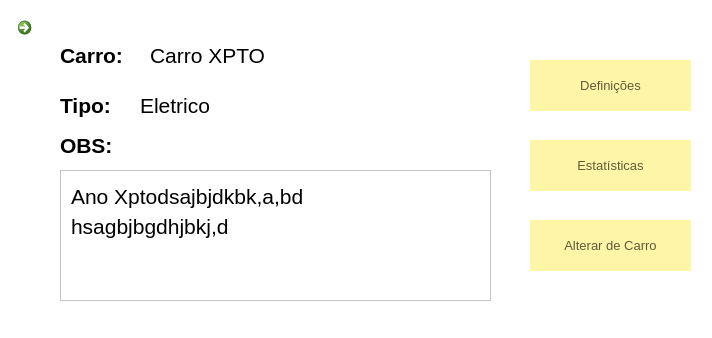
First picture: the form in FSIPLeiria/vercarro.ui, repository tatianascgil/Projeto_Informatico_Formula_Student_Barramento_CAN, before the edit.
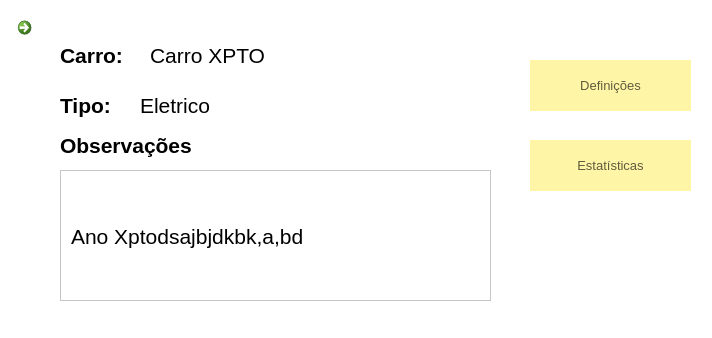
Second picture: the form after the edit. Icons and pictures are not drawn.

What changed in the file:
```diff
--- a/FSIPLeiria/vercarro.ui
+++ b/FSIPLeiria/vercarro.ui
@@ -95,43 +95,6 @@
     <string>Estatísticas</string>
    </property>
   </widget>
-  <widget class="QPushButton" name="btnAlterarCarro">
-   <property name="geometry">
-    <rect>
-     <x>530</x>
-     <y>220</y>
-     <width>161</width>
-     <height>51</height>
-    </rect>
-   </property>
-   <property name="font">
-    <font>
-     <pointsize>10</pointsize>
-    </font>
-   </property>
-   <property name="cursor">
-    <cursorShape>PointingHandCursor</cursorShape>
-   </property>
-   <property name="styleSheet">
-    <string notr="true">QPushButton{
-	background-color:rgb(255, 245, 166);
-	border:none;
-	color:rgb(95, 91, 61);
-	border -bottom: 5px solid rgb(162, 155, 105)
-}
-QPushButton:hover{
-	background-color:rgb(229, 217, 150);
-	border-bottom: 5px solid rgb(162, 155, 105)
-}
-QPushButton:pressed {
-	background-color:rgb(255, 242, 165);
-	border-bottom: 5px solid rgb(162, 155, 105)
-}</string>
-   </property>
-   <property name="text">
-    <string>Alterar de Carro</string>
-   </property>
-  </widget>
   <widget class="QLabel" name="label">
    <property name="geometry">
     <rect>
@@ -175,7 +138,7 @@
     <rect>
      <x>60</x>
      <y>130</y>
-     <width>91</width>
+     <width>131</width>
      <height>31</height>
     </rect>
    </property>
@@ -186,7 +149,7 @@
     </font>
    </property>
    <property name="text">
-    <string>OBS:</string>
+    <string>Observações:</string>
    </property>
   </widget>
   <widget class="QLabel" name="labelNomeCarro">
@@ -251,8 +214,8 @@
       <rect>
        <x>10</x>
        <y>10</y>
-       <width>301</width>
-       <height>31</height>
+       <width>411</width>
+       <height>111</height>
       </rect>
      </property>
      <property name="font">
@@ -264,24 +227,6 @@
       <string>Ano Xptodsajbjdkbk,a,bd</string>
      </property>
     </widget>
-    <widget class="QLabel" name="labelObsCarro_2">
-     <property name="geometry">
-      <rect>
-       <x>10</x>
-       <y>40</y>
-       <width>261</width>
-       <height>31</height>
-      </rect>
-     </property>
-     <property name="font">
-      <font>
-       <pointsize>16</pointsize>
-      </font>
-     </property>
-     <property name="text">
-      <string>hsagbjbgdhjbkj,d</string>
-     </property>
-    </widget>
    </widget>
   </widget>
   <widget class="QCommandLinkButton" name="commandButtonVoltar">
```
Left out of the diff: 2 changed lines with no effect on the pictures.
